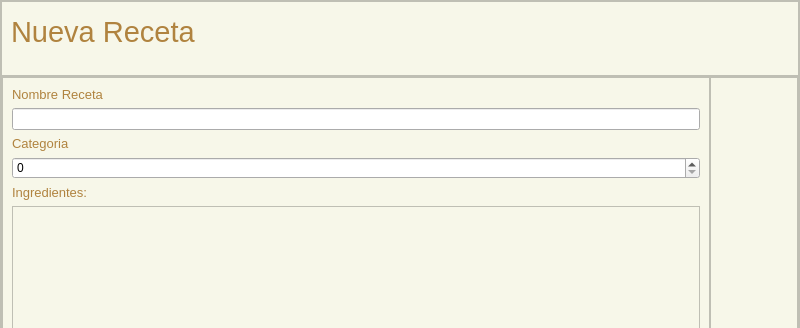
Old version of the form pagina_agregar_receta.ui in the repository avilalem/ProyectoFinal; both pictures show x 0 to 800 and y 0 to 328 of the 800 by 680 pixel window.
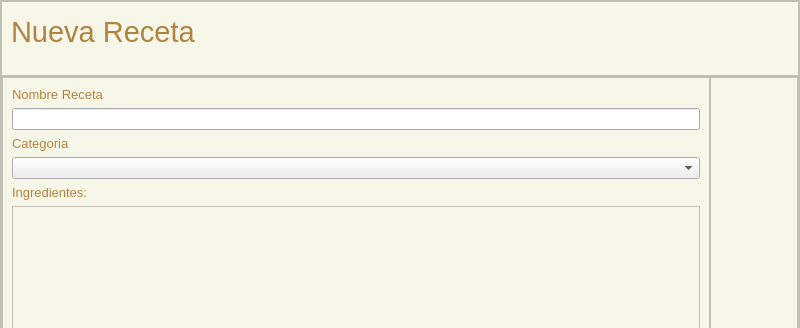
New version of the form. Icons and pictures are not drawn.

The edit to the form file:
```diff
--- a/pagina_agregar_receta.ui
+++ b/pagina_agregar_receta.ui
@@ -246,7 +246,7 @@
               </widget>
              </item>
              <item>
-              <widget class="QSpinBox" name="categorias"/>
+              <widget class="QComboBox" name="comboCategoria"/>
              </item>
              <item>
               <widget class="QLabel" name="labelIngredientes">
```
